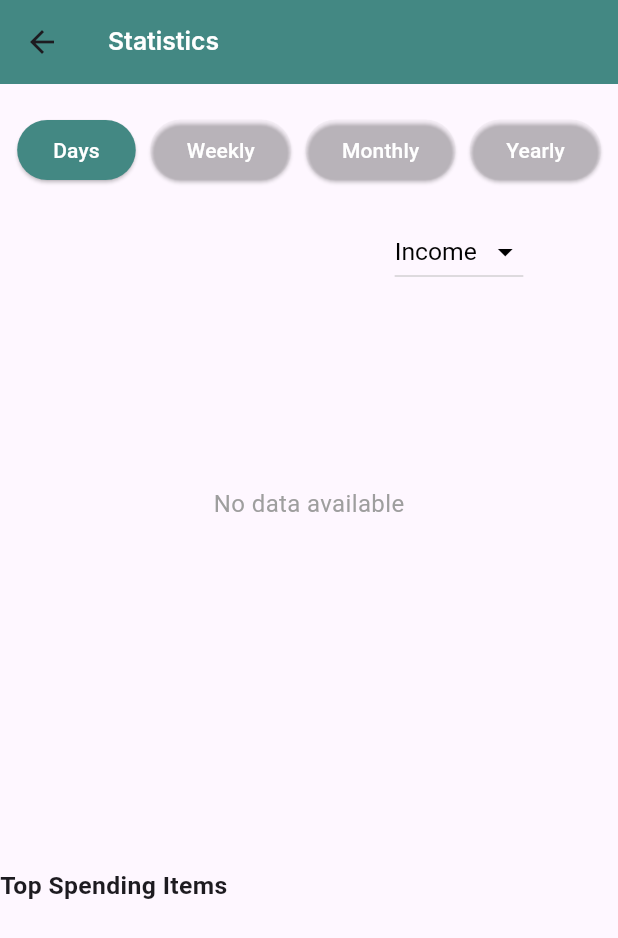
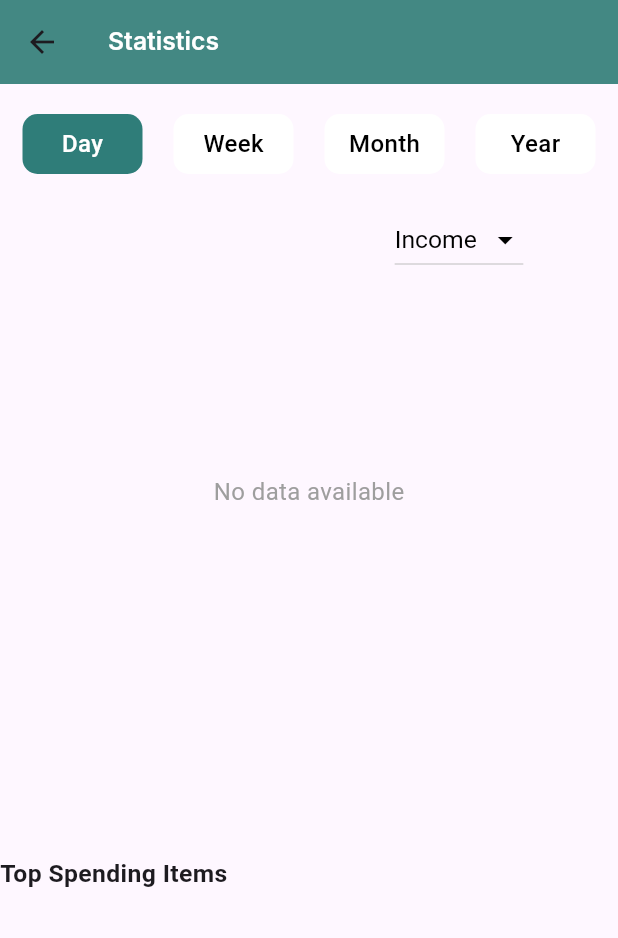
Before and after one commit to HarshR2233/Mono_income_expense, a Flutter app: the Transaction screen opened directly, on a phone screen of 412 x 824 dp. Shown: the top 938 px of the screen. Run offline on Flutter 3.47's test engine with Material 3 defaults, Android fonts, the phone set to English and light mode, and no system bars; our stand-ins replace cloud_firestore, firebase_core, flutter_speed_dial, get, syncfusion_flutter_charts; accounts and stored records are empty; Roboto replaces fonts that are missing (Inter).

```diff
--- a/lib/screens/transaction.dart
+++ b/lib/screens/transaction.dart
@@ -19,8 +19,14 @@ class Transaction extends StatefulWidget {
   @override
   State<Transaction> createState() => _TransactionState();
 }
+ValueNotifier kj = ValueNotifier(0);
 
 class _TransactionState extends State<Transaction> {
+
+  List day = ['Day', 'Week', 'Month', 'Year'];
+  int index_color = 0;
+
+
   late List<CharData> incomeData;
   late List<CharData> expenseData;
 
@@ -56,8 +62,8 @@ class _TransactionState extends State<Transaction> {
   late String selectedDropdownValue;
   late String selectedFilter;
 
-  DateTime startDate = DateTime(2023, 1, 1);
-  DateTime endDate = DateTime(2023, 12, 31);
+  DateTime startDate = DateTime(2023, 11, 1);
+  DateTime endDate = DateTime(2029, 12, 31);
 
   @override
   void initState() {
@@ -74,10 +80,14 @@ class _TransactionState extends State<Transaction> {
     setState(() {
       isLoading = true;
     });
+
+    DateTime firstDayOfMonth = DateTime(startDate.year, startDate.month, 1);
+    DateTime lastDayOfMonth = DateTime(endDate.year, endDate.month + 1, 0);
+
     QuerySnapshot incomeSnapshot = await FirebaseFirestore.instance
         .collection('incomes')
-        .where('date', isGreaterThanOrEqualTo: startDate)
-        .where('date', isLessThanOrEqualTo: endDate)
+        .where('date', isGreaterThanOrEqualTo: firstDayOfMonth)
+        .where('date', isLessThanOrEqualTo: lastDayOfMonth)
         .orderBy('date')
         .get();
 
@@ -92,8 +102,8 @@ class _TransactionState extends State<Transaction> {
 
     QuerySnapshot expenseSnapshot = await FirebaseFirestore.instance
         .collection('expense')
-        .where('date', isGreaterThanOrEqualTo: startDate)
-        .where('date', isLessThanOrEqualTo: endDate)
+        .where('date', isGreaterThanOrEqualTo: firstDayOfMonth)
+        .where('date', isLessThanOrEqualTo: lastDayOfMonth)
         .orderBy('date')
         .get();
 
@@ -114,6 +124,7 @@ class _TransactionState extends State<Transaction> {
       isLoading = false;
     });
   }
+
 
   void applyFilter() {
     if (selectedFilter == 'Days') {
@@ -217,67 +228,48 @@ class _TransactionState extends State<Transaction> {
           crossAxisAlignment: CrossAxisAlignment.center,
           children: [
             const SizedBox(height: 20),
-            Row(
-              mainAxisAlignment: MainAxisAlignment.center,
+            Padding(
+              padding: const EdgeInsets.symmetric(horizontal: 15),
+              child: Row(
+                mainAxisAlignment: MainAxisAlignment.spaceBetween,
                 children: [
-                ElevatedButton(
-                  onPressed: () {
+                  ...List.generate(
+                    4,
+                        (index) {
+                      return GestureDetector(
+                        onTap: () {
+                          applyFilter();
                           setState(() {
-                      selectedFilter = 'Days';
-                      applyFilter();
+                            index_color = index;
+                            kj.value = index;
                           });
                         },
-                  style: ElevatedButton.styleFrom(
-                    primary: selectedFilter == 'Days'
-                        ? const Color(0xFF438883)
-                        : Colors.transparent,
-                    onPrimary: Colors.white,
+                        child: Container(
+                          height: 40,
+                          width: 80,
+                          decoration: BoxDecoration(
+                            borderRadius: BorderRadius.circular(10),
+                            color: index_color == index
+                                ? Color.fromARGB(255, 47, 125, 121)
+                                : Colors.white,
                           ),
-                  child: const Text('Days'),
+                          alignment: Alignment.center,
+                          child: Text(
+                            day[index],
+                            style: TextStyle(
+                              color: index_color == index
+                                  ? Colors.white
+                                  : Colors.black,
+                              fontSize: 16,
+                              fontWeight: FontWeight.w500,
                             ),
-                const SizedBox(width: 10),
-                ElevatedButton(
-                  onPressed: () {
-                    setState(() {
-                      selectedFilter = 'Weekly';
-                      applyFilter();
-                    });
+                          ),
+                        ),
+                      );
                     },
-                  style: ElevatedButton.styleFrom(
-                    primary: selectedFilter == 'Weekly' ? const Color(0xFF438883) : Colors.transparent,
-                    onPrimary: Colors.white,
-                  ),
-                  child: const Text('Weekly'),
-                ),
-                const SizedBox(width: 10),
-                ElevatedButton(
-                  onPressed: () {
-                    setState(() {
-                      selectedFilter = 'Monthly';
-                      applyFilter();
-                    });
-                  },
-                  style: ElevatedButton.styleFrom(
-                    primary: selectedFilter == 'Monthly' ? const Color(0xFF438883) : Colors.transparent,
-                    onPrimary: Colors.white,
-                  ),
-                  child: const Text('Monthly'),
-                ),
-                const SizedBox(width: 10),
-                ElevatedButton(
-                  onPressed: () {
-                    setState(() {
-                      selectedFilter = 'Yearly';
-                      applyFilter();
-                    });
-                  },
-                  style: ElevatedButton.styleFrom(
-                    primary: selectedFilter == 'Yearly' ? const Color(0xFF438883) : Colors.transparent,
-                    onPrimary: Colors.white,
-                  ),
-                  child: const Text('Yearly'),
                   ),
                 ],
+              ),
             ),
             Padding(
               padding: const EdgeInsets.only(top: 20, left: 200),
@@ -339,8 +331,8 @@ class _TransactionState extends State<Transaction> {
                   borderColor: Colors.transparent,
                 ),
                 primaryYAxis: NumericAxis(
-                  minimum: findMinXValue(selectedData),
-                  maximum: findMaxXValue(selectedData),
+                  minimum: 10,
+                  maximum: 25000,
                   isVisible: false,
                   borderWidth: 0,
                   borderColor: Colors.transparent,
```
Also changed, not shown: lib/screens/addexpense.dart (+2 -8 lines), lib/screens/addincome.dart (+2 -8 lines), lib/screens/bottom_navigation_bar.dart (+0 -12 lines), lib/screens/homescreen.dart (+1 -16 lines). Lines whose indentation alone changed are shown as unchanged.
